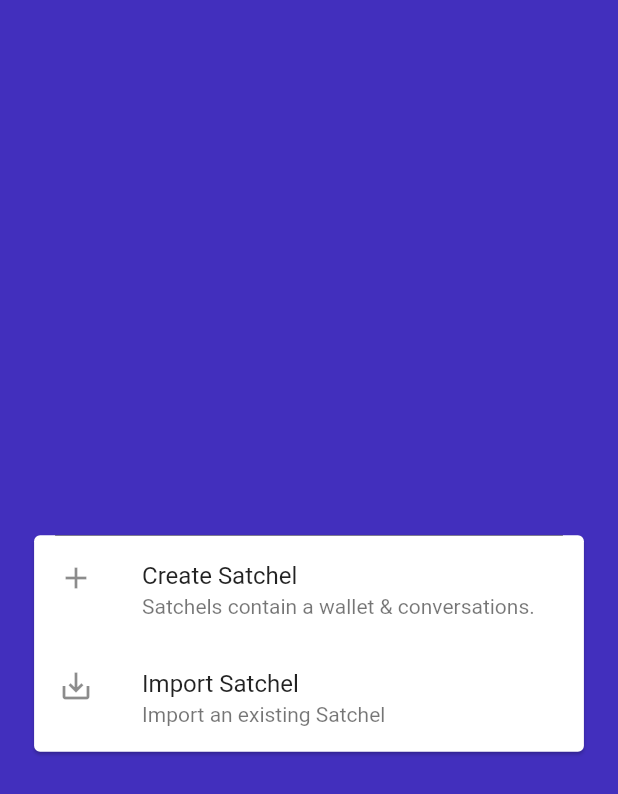
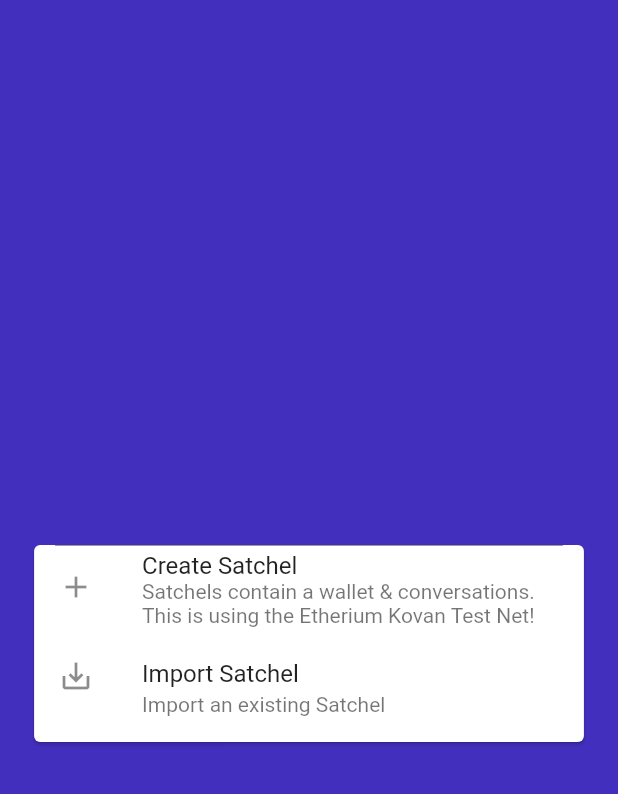
Before and after one commit to ArcaneArts/ArcaneChat, a Flutter app: the screen it shows after launch, on a phone screen of 412 x 824 dp. Shown: the top 794 px of the screen. Run offline on Flutter 3.47's test engine with Material 2 defaults, Android fonts, the phone set to English and light mode, and no system bars; our stand-ins replace hive; missing offline and left inert: web3dart; accounts and stored records are empty; statements that could not run were skipped.

Commit message:
Kovan warning

```diff
--- a/flutter/arcane_chat/lib/arcane_selector.dart
+++ b/flutter/arcane_chat/lib/arcane_selector.dart
@@ -56,8 +56,8 @@ class _ArcaneAccountSelectorState extends State<ArcaneAccountSelector> {
                     ListTile(
                       leading: Icon(Icons.add),
                       title: Text("Create Satchel"),
-                      subtitle:
-                          Text("Satchels contain a wallet & conversations."),
+                      subtitle: Text(
+                          "Satchels contain a wallet & conversations. This is using the Etherium Kovan Test Net!"),
                       onTap: () => Navigator.pushReplacement(
                           context,
                           MaterialPageRoute(
```
